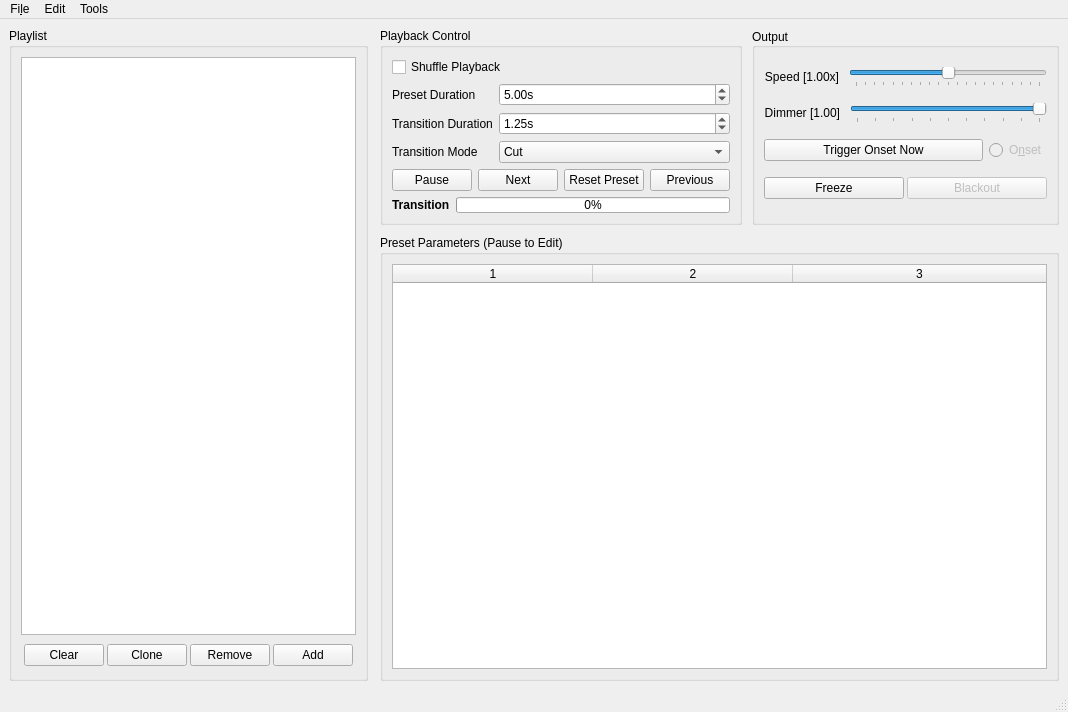
Qt form ui/firemix.ui (Openlights/firemix) before a commit.
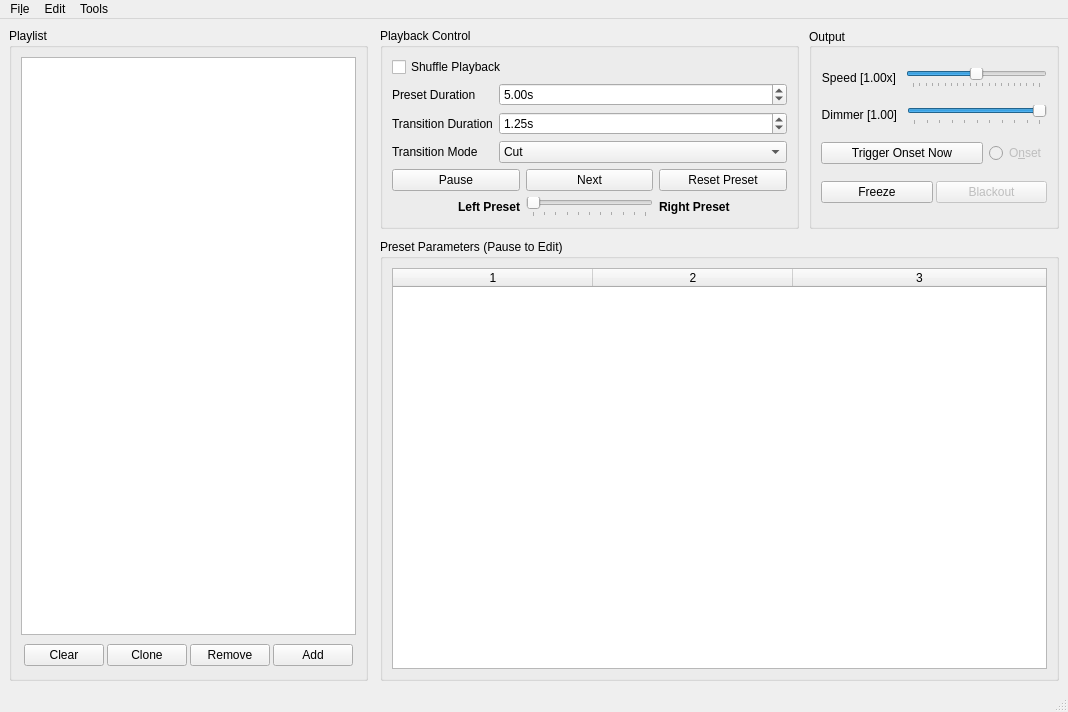
The same form after that commit. Custom widgets are drawn as their Qt base class.

Commit message:
WIP improvements to transition (see #43)
- Changed transition progress to be a slider
- Display current and next presets near the slider
- (WIP) allow scrubbing of transitions when paused

```diff
--- a/ui/firemix.ui
+++ b/ui/firemix.ui
@@ -228,13 +228,6 @@
                  </property>
                 </widget>
                </item>
-               <item>
-                <widget class="QPushButton" name="btn_prev_preset">
-                 <property name="text">
-                  <string>Previous</string>
-                 </property>
-                </widget>
-               </item>
               </layout>
              </item>
              <item>
@@ -251,26 +244,51 @@
                   </font>
                  </property>
                  <property name="text">
-                  <string>Transition</string>
+                  <string>Left Preset</string>
+                 </property>
+                 <property name="alignment">
+                  <set>Qt::AlignRight|Qt::AlignTrailing|Qt::AlignVCenter</set>
                  </property>
                 </widget>
                </item>
                <item>
-                <widget class="QProgressBar" name="progress_transition">
-                 <property name="maximumSize">
+                <widget class="QSlider" name="slider_transition">
+                 <property name="enabled">
+                  <bool>false</bool>
+                 </property>
+                 <property name="sizePolicy">
+                  <sizepolicy hsizetype="Minimum" vsizetype="Fixed">
+                   <horstretch>0</horstretch>
+                   <verstretch>0</verstretch>
+                  </sizepolicy>
+                 </property>
+                 <property name="minimumSize">
                   <size>
-                   <width>16777215</width>
-                   <height>16</height>
+                   <width>100</width>
+                   <height>0</height>
                   </size>
                  </property>
-                 <property name="value">
-                  <number>0</number>
+                 <property name="maximum">
+                  <number>100</number>
                  </property>
-                 <property name="textVisible">
-                  <bool>true</bool>
+                 <property name="orientation">
+                  <enum>Qt::Horizontal</enum>
                  </property>
-                 <property name="invertedAppearance">
-                  <bool>false</bool>
+                 <property name="tickPosition">
+                  <enum>QSlider::TicksBelow</enum>
+                 </property>
+                </widget>
+               </item>
+               <item>
+                <widget class="QLabel" name="lbl_transition_right">
+                 <property name="font">
+                  <font>
+                   <weight>75</weight>
+                   <bold>true</bold>
+                  </font>
+                 </property>
+                 <property name="text">
+                  <string>Right Preset</string>
                  </property>
                 </widget>
                </item>
@@ -282,7 +300,7 @@
           <item>
            <widget class="QGroupBox" name="groupBox">
             <property name="sizePolicy">
-             <sizepolicy hsizetype="Preferred" vsizetype="Preferred">
+             <sizepolicy hsizetype="Maximum" vsizetype="Preferred">
               <horstretch>0</horstretch>
               <verstretch>0</verstretch>
              </sizepolicy>
@@ -293,6 +311,12 @@
               <height>0</height>
              </size>
             </property>
+            <property name="maximumSize">
+             <size>
+              <width>250</width>
+              <height>16777215</height>
+             </size>
+            </property>
             <property name="sizeIncrement">
              <size>
               <width>0</width>
```
Left out of the diff: 2 changed lines with no effect on the pictures. The commit also changes 2 other files.
